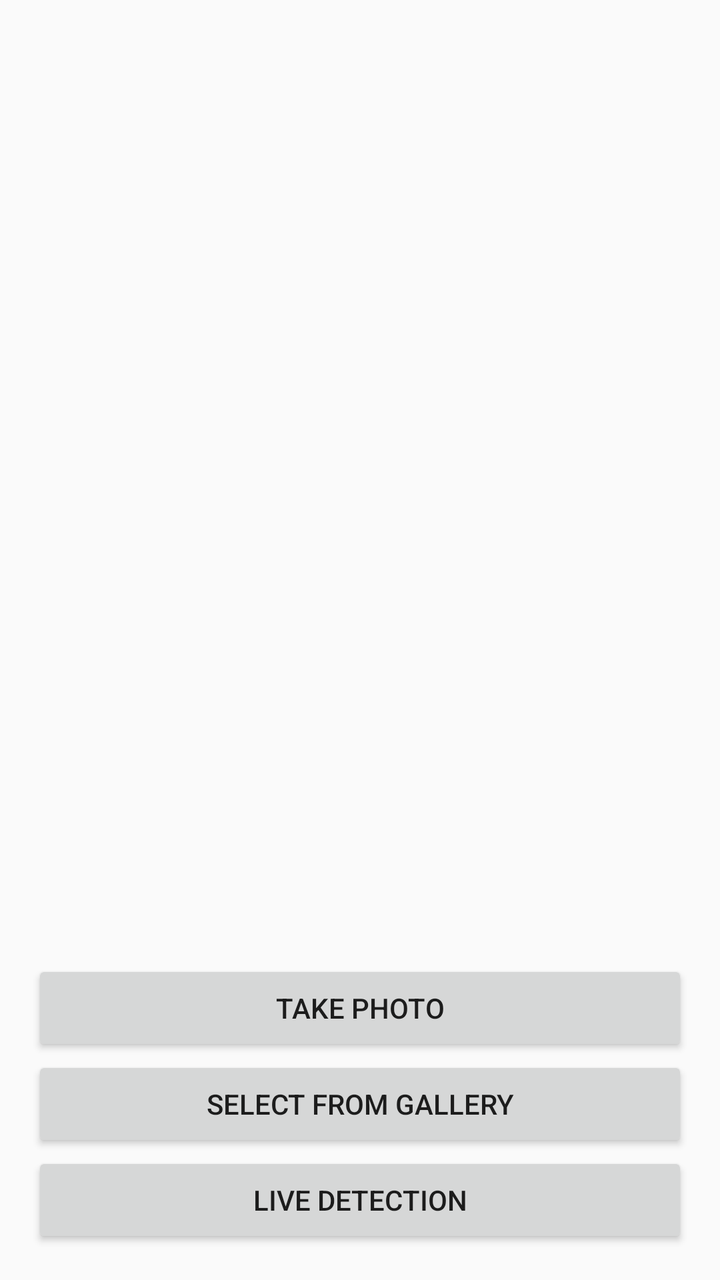
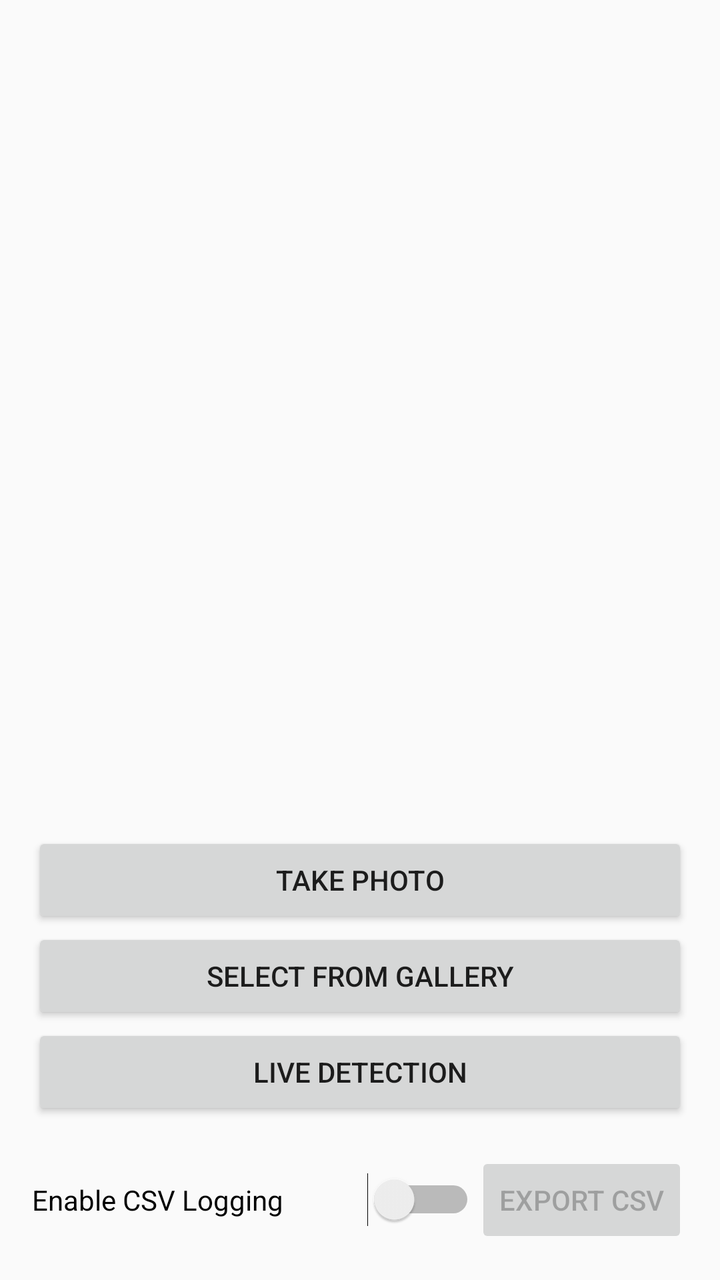

Screens rendered from an Android XML layout before and after an edit, with the pre-edit source and the edit as a unified diff.
<!-- AndroidManifest.xml: activity theme Theme.RoadGuard -->
<!-- res/layout/activity_pothole_detection.xml -->
<?xml version="1.0" encoding="utf-8"?>
<LinearLayout xmlns:android="http://schemas.android.com/apk/res/android"
    android:layout_width="match_parent"
    android:layout_height="match_parent"
    android:orientation="vertical"
    android:padding="16dp">

    <ImageView
        android:id="@+id/imageView"
        android:layout_width="match_parent"
        android:layout_height="0dp"
        android:layout_weight="1"
        android:scaleType="centerCrop"
        android:contentDescription="Pothole image" />

    <Button
        android:id="@+id/btnCamera"
        android:layout_width="match_parent"
        android:layout_height="wrap_content"
        android:text="Take Photo" />

    <Button
        android:id="@+id/btnGallery"
        android:layout_width="match_parent"
        android:layout_height="wrap_content"
        android:text="Select from Gallery" />

    <Button
        android:id="@+id/btnLiveDetection"
        android:layout_width="match_parent"
        android:layout_height="wrap_content"
        android:text="Live Detection" />

</LinearLayout>
<!-- resources referenced by this layout -->
<resources>
  <style name="Theme.RoadGuard" parent="Theme.AppCompat.Light.NoActionBar" />
</resources>

<!-- the commit's change to res/layout/activity_pothole_detection.xml (unified diff, before → after) -->
@@ -31,4 +31,26 @@
         android:layout_height="wrap_content"
         android:text="Live Detection" />
 
+    <LinearLayout
+        android:layout_width="match_parent"
+        android:layout_height="wrap_content"
+        android:orientation="horizontal"
+        android:gravity="center_vertical"
+        android:layout_marginTop="16dp">
+
+        <Switch
+            android:id="@+id/switchLogging"
+            android:layout_width="0dp"
+            android:layout_height="wrap_content"
+            android:layout_weight="1"
+            android:text="Enable CSV Logging" />
+
+        <Button
+            android:id="@+id/btnExportCsv"
+            android:layout_width="wrap_content"
+            android:layout_height="wrap_content"
+            android:text="Export CSV"
+            android:enabled="false" />
+    </LinearLayout>
+
 </LinearLayout>
